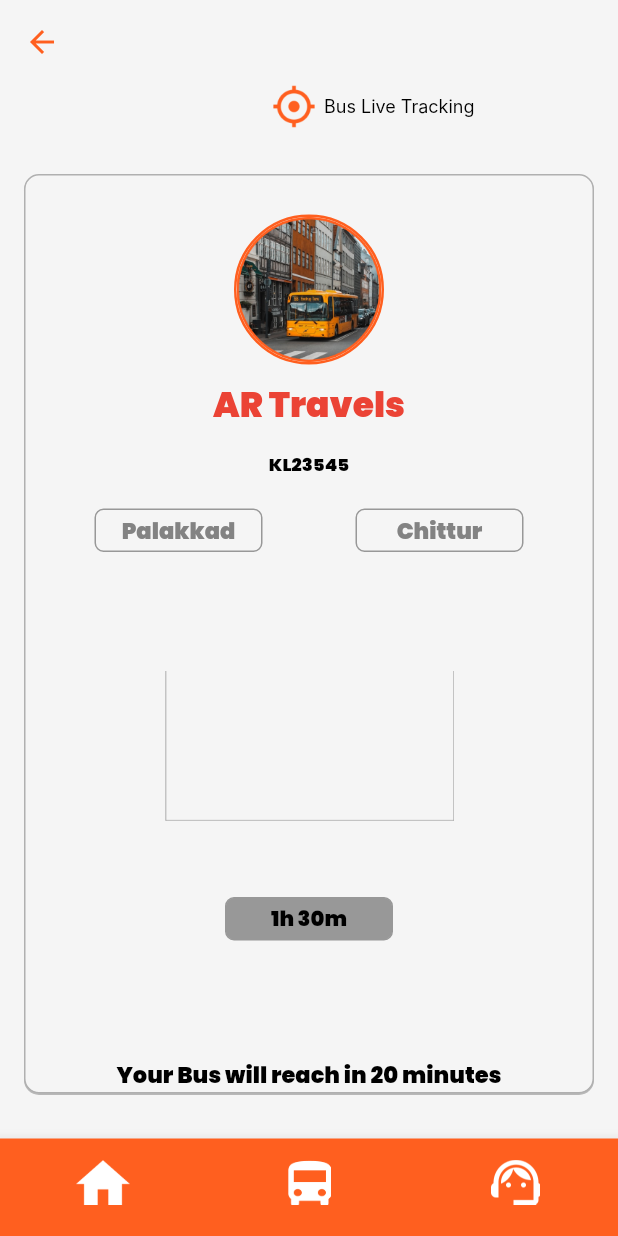
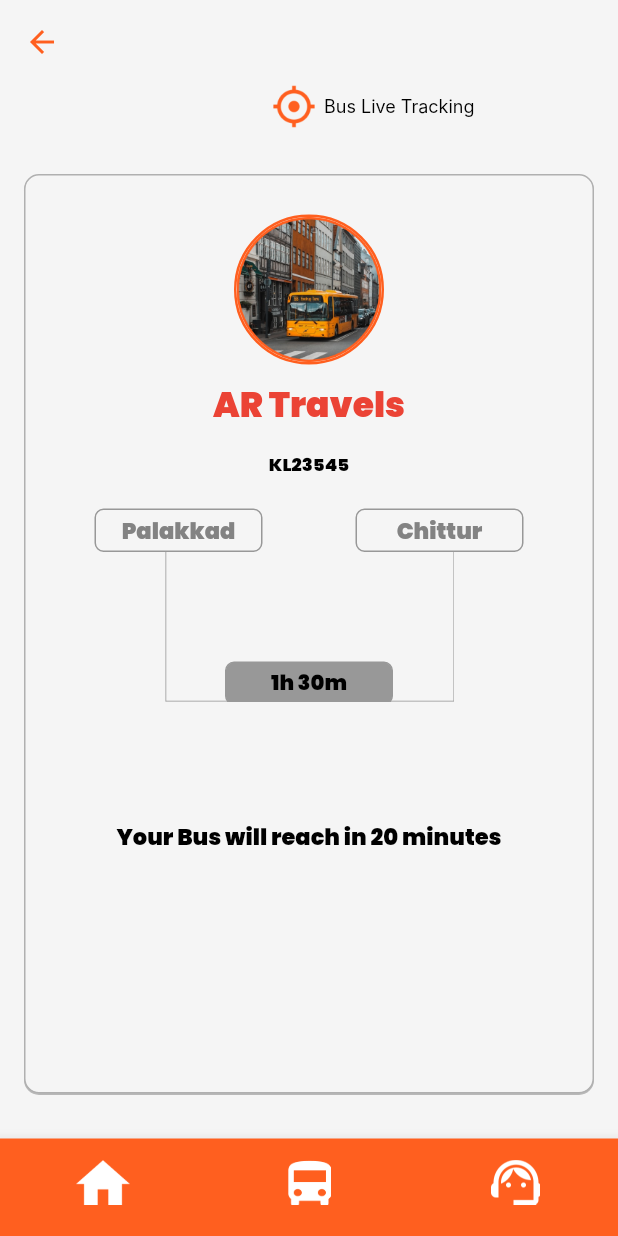
Before and after one commit to AbithaVishnu/Bustracking-User, a Flutter app: the AllDetails screen opened by its route, on a phone screen of 412 x 824 dp. Run offline on Flutter 3.47's test engine with Material 2 defaults, Android fonts, the phone set to English and light mode, and no system bars; our stand-ins replace get, hexcolor; Roboto replaces fonts that are missing (Inter).

Commit message:
all details

```diff
--- a/lib/View/All Details/All detailsa.dart
+++ b/lib/View/All Details/All detailsa.dart
@@ -115,6 +115,8 @@ class AllDetails extends StatelessWidget {
                       ),
                     ),
                     SizedBox(height: 20),
+                  Column(
+                    children: [
                       Row(
                         mainAxisAlignment: MainAxisAlignment.spaceEvenly,
                         children: [
@@ -170,8 +172,7 @@ class AllDetails extends StatelessWidget {
                         ],
                       ),
 
-                    Expanded(
-                      child: Stack(
+                      Stack(
                         alignment: Alignment.center,
                         children: [
                           Image.asset(
@@ -180,7 +181,7 @@ class AllDetails extends StatelessWidget {
                             height: 100,
                           ),
                           Positioned(
-                            bottom: 0,
+                            bottom: -2,
                             child: Container(
                               width: 112,
                               height: 29,
@@ -204,9 +205,10 @@ class AllDetails extends StatelessWidget {
                           ),
                         ],
                       ),
-                    ),
 
 
+                    ],
+                  ),
 
                     SizedBox(height: 78,),
 Row(mainAxisAlignment: MainAxisAlignment.center,
```
Lines whose indentation alone changed are shown as unchanged.
